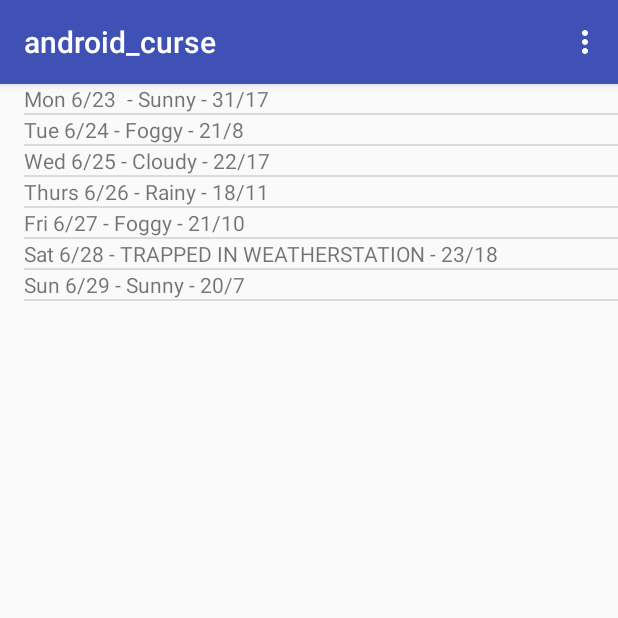
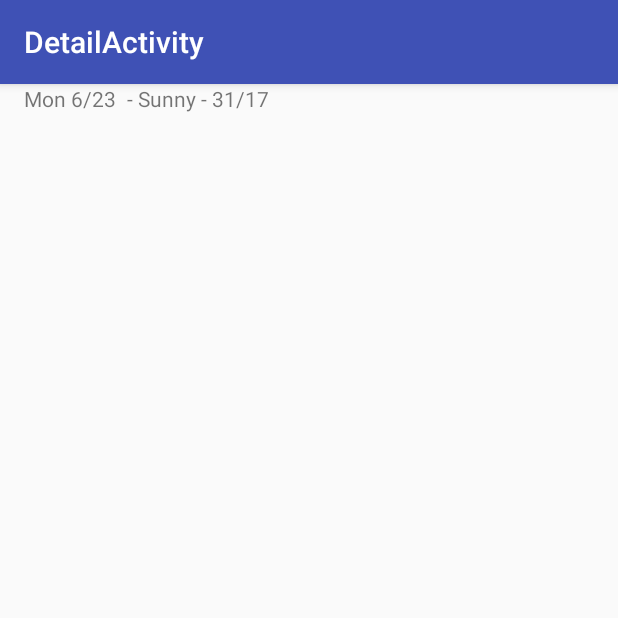
Before and after one commit to jcortesg/android_guide, an Android app: the screen it shows after launch (MainActivity before the commit, DetailActivity after it), after a tap on an icon or button, on a phone screen of 412 x 824 dp, the top half of it. Run offline under Robolectric (Android 15) with nearby library versions, the phone set to English and light mode, and no system bars.

Commit message:
3.01 Create DetailActivity

```diff
--- a/app/build.gradle
+++ b/app/build.gradle
@@ -26,4 +26,5 @@ dependencies {
     compile fileTree(dir: 'libs', include: ['*.jar'])
     testCompile 'junit:junit:4.12'
     compile 'com.android.support:appcompat-v7:23.3.0'
+    compile 'com.android.support:design:23.3.0'
 }
--- /dev/null
+++ b/app/src/main/java/com/example/jhon/android_curse/DetailActivity.java
@@ -0,0 +1,44 @@
+package com.example.jhon.android_curse;
+
+import android.content.Intent;
+import android.os.Bundle;
+import android.support.v4.app.Fragment;
+import android.support.v7.app.AppCompatActivity;
+import android.view.LayoutInflater;
+import android.view.View;
+import android.view.ViewGroup;
+import android.widget.TextView;
+
+public class DetailActivity extends AppCompatActivity {
+
+    @Override
+    protected void onCreate(Bundle savedInstanceState) {
+        super.onCreate(savedInstanceState);
+        setContentView(R.layout.activity_detail);
+        if (savedInstanceState == null) {
+            getSupportFragmentManager().beginTransaction()
+                    .add(R.id.container, new DetailFragment())
+                    .commit();
+        }
+
+    }
+
+    public static class DetailFragment extends Fragment {
+        public DetailFragment() {}
+
+        @Override
+        public View onCreateView(LayoutInflater inflater, ViewGroup container,
+                                 Bundle savedInstanceState) {
+            View rootView = inflater.inflate(R.layout.fragment_detail, container, false);
+            Intent intent = getActivity().getIntent();
+            if (intent != null && intent.hasExtra(Intent.EXTRA_TEXT)) {
+                String forecastStr = intent.getStringExtra(Intent.EXTRA_TEXT);
+                ((TextView) rootView.findViewById(R.id.detail_text)).setText(forecastStr);
+            }
+            return rootView;
+        }
+
+
+        }
+
+}
--- a/app/src/main/java/com/example/jhon/android_curse/ForecastFragment.java
+++ b/app/src/main/java/com/example/jhon/android_curse/ForecastFragment.java
@@ -1,5 +1,6 @@
 package com.example.jhon.android_curse;
 
+import android.content.Intent;
 import android.net.Uri;
 import android.os.AsyncTask;
 import android.support.v4.app.Fragment;
@@ -90,13 +91,17 @@ public class ForecastFragment extends Fragment {
                 R.id.list_item_forecast_textview,
                 weekForecast);
         View rootView = inflater.inflate(R.layout.fragment_main, container, false);
+
         ListView listView = (ListView) rootView.findViewById(R.id.listview_forecast);
         listView.setAdapter(mForecastAdapter);
+
         listView.setOnItemClickListener(new AdapterView.OnItemClickListener() {
             @Override
             public void onItemClick(AdapterView<?> adapterView, View view, int position, long l) {
                 String forecast = mForecastAdapter.getItem(position);
-                Toast.makeText(getActivity(), forecast, Toast.LENGTH_SHORT).show();
+                Intent intent = new Intent(getActivity(), DetailActivity.class)
+                        .putExtra(Intent.EXTRA_TEXT, forecast);
+                startActivity(intent);
             }
         });
 
--- /dev/null
+++ b/app/src/main/res/layout/activity_detail.xml
@@ -0,0 +1,10 @@
+<FrameLayout xmlns:android="http://schemas.android.com/apk/res/android"
+xmlns:tools="http://schemas.android.com/tools"
+android:id="@+id/container"
+android:layout_width="match_parent"
+android:layout_height="match_parent"
+android:layout_alignParentBottom="true"
+android:layout_alignParentStart="true"
+tools:context="com.example.jhon.android_curse.DetailActivity">
+
+</FrameLayout>
--- /dev/null
+++ b/app/src/main/res/layout/fragment_detail.xml
@@ -0,0 +1,15 @@
+<RelativeLayout xmlns:android="http://schemas.android.com/apk/res/android"
+android:layout_width="match_parent"
+android:layout_height="match_parent"
+android:paddingLeft="@dimen/activity_horizontal_margin"
+xmlns:tools="http://schemas.android.com/tools"
+tools:context=".DetailActivity$DetailFragment">
+
+
+<TextView
+    android:id="@+id/detail_text"
+    android:layout_width="match_parent"
+    android:layout_height="wrap_content"
+    android:text="HEllO"/>
+
+</RelativeLayout>
--- a/app/src/main/res/layout/fragment_main.xml
+++ b/app/src/main/res/layout/fragment_main.xml
@@ -4,7 +4,7 @@
     android:layout_height="match_parent"
     android:paddingLeft="@dimen/activity_horizontal_margin"
     xmlns:tools="http://schemas.android.com/tools"
-    tools:context=".MainActivity$PlaceholderFragment">
+    tools:context=".ForecastFragment">
 
 
     <ListView
--- a/app/src/main/res/values/dimens.xml
+++ b/app/src/main/res/values/dimens.xml
@@ -2,4 +2,5 @@
     <!-- Default screen margins, per the Android Design guidelines. -->
     <dimen name="activity_horizontal_margin">16dp</dimen>
     <dimen name="activity_vertical_margin">16dp</dimen>
+    <dimen name="fab_margin">16dp</dimen>
 </resources>
--- a/app/src/main/res/values/strings.xml
+++ b/app/src/main/res/values/strings.xml
@@ -4,4 +4,5 @@
 
     <string name="action_settings">Settings</string>
     <string name="action_refresh" translatable="false">Refresh</string>
+    <string name="title_activity_detail">DetailActivity</string>
 </resources>
```
Also changed, not shown: app/src/main/AndroidManifest.xml (+8 -0 lines), app/src/main/res/menu/detail.xml (added, +11 -0 lines), app/src/main/res/values-v21/styles.xml (added, +9 -0 lines), app/src/main/res/values/styles.xml (+9 -0 lines).
